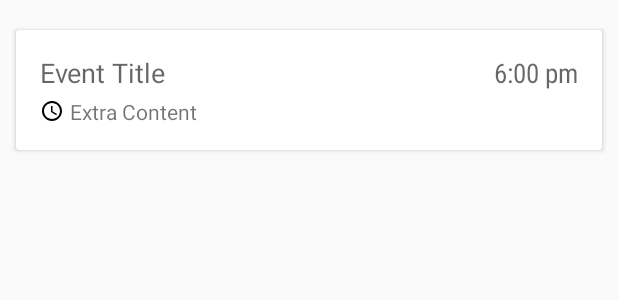
After one commit to freddieptf/Shush, an Android app: the layout item_event_header.xml on its own in the app's theme, with its tools: preview values and no code run, on a phone screen of 412 x 824 dp. The commit adds this screen. Shown: the top 300 px of the screen. Run offline under Robolectric (Android 15) with nearby library versions, the phone set to English and light mode, and no system bars.

Commit message:
fake that ui till we make it

```diff
--- /dev/null
+++ b/app/src/main/res/drawable/green_circle.xml
@@ -0,0 +1,4 @@
+<?xml version="1.0" encoding="utf-8"?>
+<shape xmlns:android="http://schemas.android.com/apk/res/android" android:shape="oval" >
+    <solid android:color="@color/colorPrimary"/>
+</shape>
--- /dev/null
+++ b/app/src/main/res/drawable/ic_watch_black_24dp.xml
@@ -0,0 +1,9 @@
+<vector xmlns:android="http://schemas.android.com/apk/res/android"
+        android:width="24dp"
+        android:height="24dp"
+        android:viewportWidth="24.0"
+        android:viewportHeight="24.0">
+    <path
+        android:fillColor="#FF000000"
+        android:pathData="M11.99,2C6.47,2 2,6.48 2,12s4.47,10 9.99,10C17.52,22 22,17.52 22,12S17.52,2 11.99,2zM12,20c-4.42,0 -8,-3.58 -8,-8s3.58,-8 8,-8 8,3.58 8,8 -3.58,8 -8,8zM12.5,7L11,7v6l5.25,3.15 0.75,-1.23 -4.5,-2.67z"/>
+</vector>
--- /dev/null
+++ b/app/src/main/res/layout/item_event_header.xml
@@ -0,0 +1,66 @@
+<?xml version="1.0" encoding="utf-8"?>
+<android.support.v7.widget.CardView xmlns:app="http://schemas.android.com/apk/res-auto"
+    xmlns:android="http://schemas.android.com/apk/res/android"
+    android:layout_width="match_parent"
+    android:layout_height="wrap_content"
+    app:cardUseCompatPadding="true"
+    app:contentPadding="16dp"
+    android:layout_marginLeft="8dp"
+    android:layout_marginRight="8dp"
+    android:layout_marginTop="16dp"
+    android:layout_marginBottom="8dp">
+
+    <LinearLayout
+        android:layout_width="match_parent"
+        android:layout_height="wrap_content"
+        android:orientation="horizontal">
+
+        <LinearLayout
+            android:layout_width="0dp"
+            android:layout_weight="1"
+            android:layout_height="wrap_content"
+            android:orientation="vertical">
+
+            <TextView
+                android:id="@+id/event_title"
+                android:layout_width="match_parent"
+                android:layout_height="wrap_content"
+                style="@style/TextAppearance.AppCompat.Medium"
+                android:text="Event Title"
+                android:layout_marginRight="8dp"/>
+
+            <LinearLayout
+                android:layout_width="match_parent"
+                android:layout_height="wrap_content"
+                android:orientation="horizontal"
+                android:layout_marginTop="4dp"
+                android:gravity="center">
+
+                <ImageView
+                    android:layout_width="16dp"
+                    android:layout_height="16dp"
+                    android:src="@drawable/ic_watch_black_24dp"
+                    android:layout_marginRight="4dp"/>
+
+                <TextView
+                    android:id="@+id/event_duration"
+                    android:layout_width="match_parent"
+                    android:layout_height="wrap_content"
+                    android:text="Extra Content"/>
+
+            </LinearLayout>
+
+        </LinearLayout>
+
+        <TextView
+            android:id="@+id/event_date"
+            android:layout_width="wrap_content"
+            android:layout_height="wrap_content"
+            style="@style/TextAppearance.AppCompat.Medium"
+            android:fontFamily="sans-serif-condensed"
+            android:text="6:00 pm" />
+
+    </LinearLayout>
+
+
+</android.support.v7.widget.CardView>
--- /dev/null
+++ b/app/src/main/res/values-v23/styles.xml
@@ -0,0 +1,8 @@
+<?xml version="1.0" encoding="utf-8"?>
+<resources>
+    <style name="AppTheme" parent="Theme.AppCompat.Light.NoActionBar">
+        <!-- Customize your theme here.-->
+        <item name="android:windowLightStatusBar">true</item>
+        <item name="android:colorPrimaryDark">#ffe0e0e0</item>
+    </style>
+</resources>
--- a/app/src/main/res/values/styles.xml
+++ b/app/src/main/res/values/styles.xml
@@ -3,13 +3,9 @@
     <!-- Base application theme. -->
     <style name="AppTheme" parent="Theme.AppCompat.Light.NoActionBar">
         <!-- Customize your theme here.-->
-        <item name="colorPrimary">@color/colorPrimary</item>
-        <item name="colorPrimaryDark">@color/colorPrimaryDark</item>
-        <item name="colorAccent">@color/colorAccent</item>
-
     </style>
 
-    <style name="AppTheme.AppBarOverlay" parent="ThemeOverlay.AppCompat.Dark" />
+    <style name="AppTheme.AppBarOverlay" parent="ThemeOverlay.AppCompat.Light" />
 
     <style name="AppTheme.PopupOverlay" parent="ThemeOverlay.AppCompat.Light" />
 
```
Also changed, not shown: app/src/main/java/com/freddieptf/shush/calendar/Utils/DateUtils.java (added, +26 -0 lines), app/src/main/java/com/freddieptf/shush/calendar/ui/EventsAdapter.java (+75 -52 lines), app/src/main/java/com/freddieptf/shush/calendar/ui/base/BaseViewHolder.java (added, +19 -0 lines), app/src/main/java/com/freddieptf/shush/calendar/ui/widget/AutoFitRecyclerView.java (+8 -7 lines), app/src/main/res/layout/item_event.xml (+67 -18 lines), app/src/main/res/layout/item_event_section_header.xml (added, +81 -0 lines).
